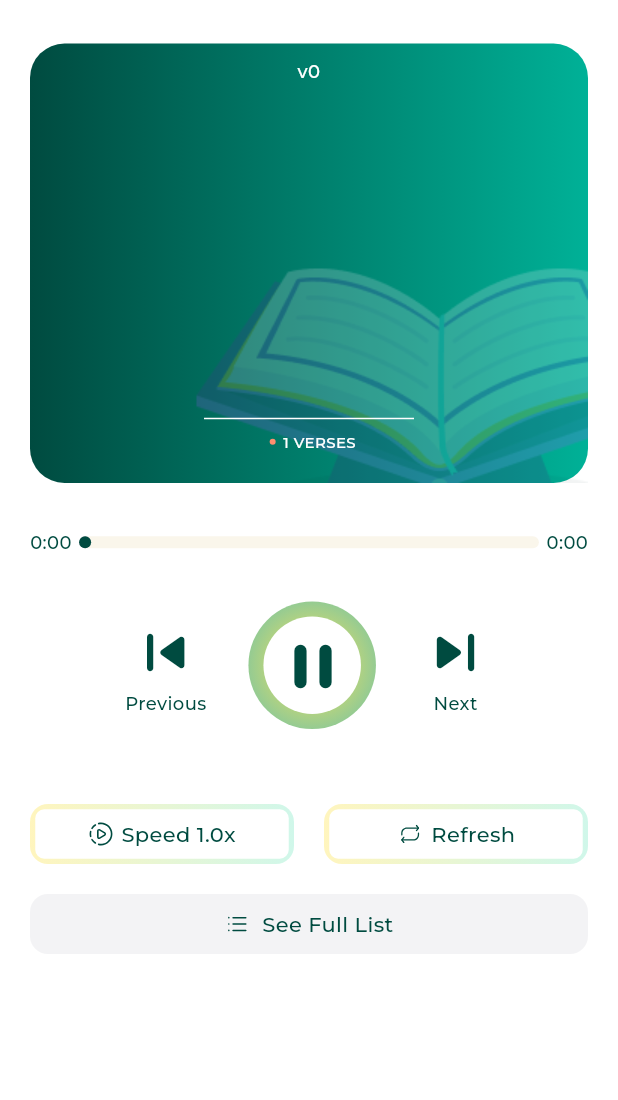
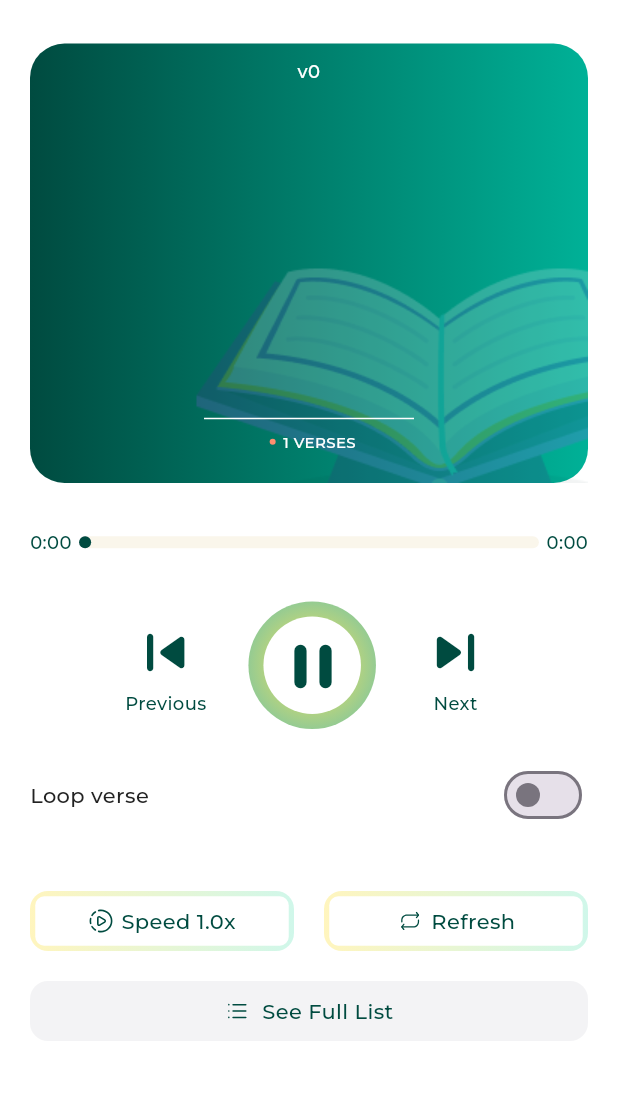
Before and after one commit to bynalab/hafiz_test, a Flutter app: the TestBySurah screen opened directly, on a phone screen of 412 x 824 dp, the part 60-1160 px from its top. Run offline on Flutter 3.47's test engine with Material 3 defaults, Android fonts, the phone set to English and light mode, and no system bars; drawn by our look-alikes of audio_video_progress_bar; our stand-ins replace audioplayers, flutter_svg, google_fonts, marquee, shared_preferences, shimmer; accounts and stored records are empty; network calls fail.

Commit message:
feat: loop ayah

```diff
--- a/lib/test_screen.dart
+++ b/lib/test_screen.dart
@@ -1,3 +1,5 @@
+import 'dart:async';
+
 import 'package:audio_video_progress_bar/audio_video_progress_bar.dart';
 import 'package:audioplayers/audioplayers.dart';
 import 'package:flutter/material.dart';
@@ -36,10 +38,16 @@ class _TestPage extends State<TestScreen> {
   List<Ayah> ayahs = [];
   Ayah ayah = Ayah();
 
+  bool loop = false;
   bool isPlaying = false;
   bool autoplay = true;
 
   Duration? duration;
+  Duration? _position;
+
+  StreamSubscription? _positionSubscription;
+
+  ReleaseMode releaseMode = ReleaseMode.stop;
 
   Future<void> init() async {
     surah = widget.surah;
@@ -53,6 +61,9 @@ class _TestPage extends State<TestScreen> {
 
   Future<void> playAudio(String url) async {
     try {
+      // Set the release mode to keep the source after playback has completed.
+      audioPlayer.setReleaseMode(releaseMode);
+
       await audioPlayer.play(UrlSource(url));
       duration = await audioPlayer.getDuration();
     } catch (e) {
@@ -109,11 +120,19 @@ class _TestPage extends State<TestScreen> {
         isPlaying = false;
       });
     });
+
+    _positionSubscription = audioPlayer.onPositionChanged.listen(
+      (p) {
+        // print('Current position: $p');
+        setState(() => _position = p);
+      },
+    );
   }
 
   @override
   dispose() {
     audioPlayer.dispose();
+    _positionSubscription?.cancel();
 
     super.dispose();
   }
@@ -278,8 +297,7 @@ class _TestPage extends State<TestScreen> {
               StreamBuilder<AudioEvent>(
                 stream: audioPlayer.eventStream,
                 builder: (_, durationState) {
-                  final progress =
-                      durationState.data?.duration ?? Duration.zero;
+                  final progress = _position ?? Duration.zero;
 
                   return ProgressBar(
                     barHeight: 8,
@@ -389,7 +407,34 @@ class _TestPage extends State<TestScreen> {
                   ),
                 ],
               ),
-              const SizedBox(height: 50),
+              const SizedBox(height: 20),
+              Row(
+                mainAxisAlignment: MainAxisAlignment.spaceBetween,
+                children: [
+                  Text(
+                    'Loop verse',
+                    style: GoogleFonts.montserrat(
+                      fontWeight: FontWeight.w500,
+                      color: const Color(0xFF222222),
+                    ),
+                  ),
+                  const SizedBox(width: 10),
+                  Switch(
+                    value: loop,
+                    onChanged: (_) {
+                      loop = !loop;
+
+                      releaseMode = loop ? ReleaseMode.loop : ReleaseMode.stop;
+                      audioPlayer.setReleaseMode(releaseMode);
+
+                      setState(() {});
+                    },
+                    activeTrackColor: const Color(0xFF004B40),
+                    activeColor: Colors.white,
+                  )
+                ],
+              ),
+              const SizedBox(height: 40),
               Row(
                 mainAxisAlignment: MainAxisAlignment.spaceBetween,
                 children: [
@@ -407,7 +452,8 @@ class _TestPage extends State<TestScreen> {
                     child: GradientBorderButton(
                       text: 'Refresh',
                       icon: SvgPicture.asset(
-                          'assets/img/pepicons-pencil_repeat.svg'),
+                        'assets/img/pepicons-pencil_repeat.svg',
+                      ),
                       onTap: () async {
                         await widget.onRefresh?.call();
                         init();
@@ -451,7 +497,6 @@ class _TestPage extends State<TestScreen> {
                   ),
                 ),
               ),
-              const SizedBox(height: 30),
             ],
           ),
         ),
```
